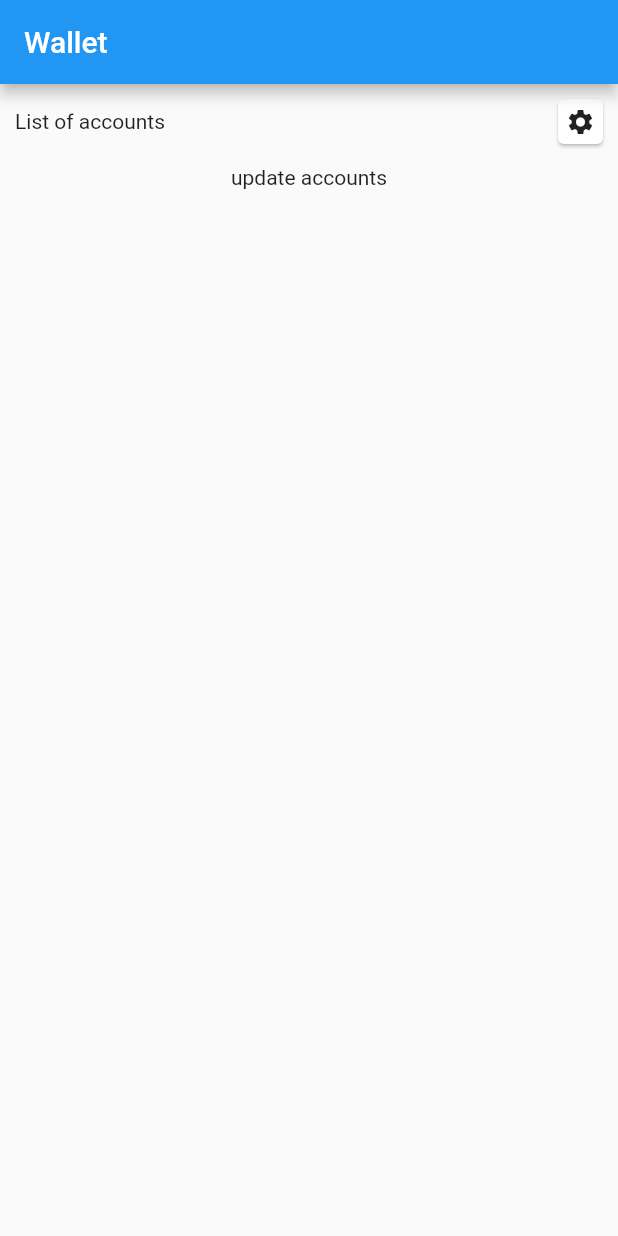
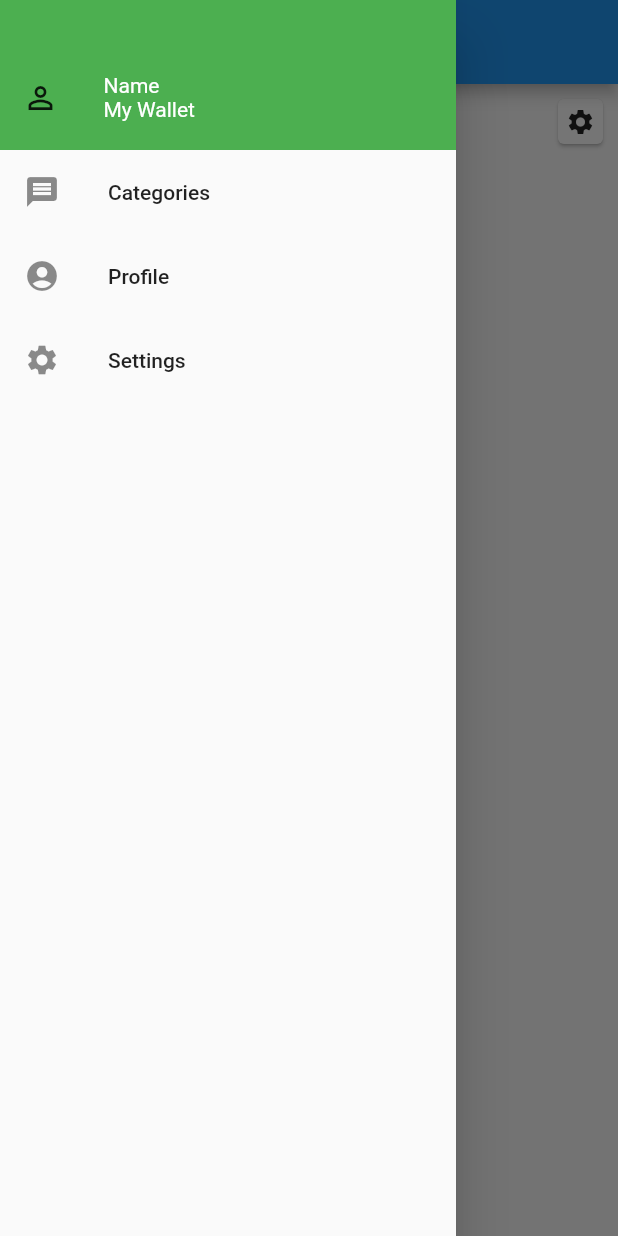
Before and after one commit to moseslee90/wallet, a Flutter app: the screen it shows after launch, with the side drawer open (before the commit the screen has no drawer), on a phone screen of 412 x 824 dp. Run offline on Flutter 3.47's test engine with Material 2 defaults, Android fonts, the phone set to English and light mode, and no system bars; our stand-ins replace google_fonts, sqflite; accounts and stored records are empty.

Commit message:
added Drawer and route to add category

```diff
--- a/lib/common/constants.dart
+++ b/lib/common/constants.dart
@@ -1,5 +1,7 @@
 const String WALLET = 'Wallet';
 const String LIST_OF_ACCOUNTS = 'List of accounts';
+const String HOME = 'Home';
+const String CATEGORIES = 'Categories';
 
 // Colors
 const int BLUE_INT = 0xFF42A5F5;
@@ -55,3 +57,5 @@ const String COLUMN_NAME = 'name';
 const String PATH_HOME = '/';
 const String PATH_ACCOUNT_ADD = '/account/add';
 const String PATH_ACCOUNT_SETTINGS ='/account/settings';
+const String PATH_ITEM_ADD = '/item/add';
+const String PATH_CATEGORY_ADD = '/category/add';
--- a/lib/common/scaffold.dart
+++ b/lib/common/scaffold.dart
@@ -4,14 +4,18 @@ import 'package:wallet/common/appbar.dart';
 class MyScaffold extends StatelessWidget {
   final Widget body;
   final FloatingActionButton floatingActionButton;
+  final AppBar appBar;
+  final Drawer drawer;
 
-  MyScaffold({this.body, this.floatingActionButton});
+  MyScaffold({this.body, this.floatingActionButton, this.appBar, this.drawer});
 
   @override
   Widget build(BuildContext context) {
     // TODO: implement build
+
     return Scaffold(
-      appBar: MyAppBar(),
+      appBar: appBar ?? MyAppBar(),
+      drawer: drawer,
       body: body,
       floatingActionButton: floatingActionButton,
     );
--- a/lib/database_helpers.dart
+++ b/lib/database_helpers.dart
@@ -52,7 +52,8 @@ class DatabaseHelper {
               ''');
       await txn.execute('''
               CREATE TABLE IF NOT EXISTS $TABLE_CATEGORY (
-                $COLUMN_NAME TINYTEXT NOT NULL
+                $COLUMN_NAME TEXT NOT NULL,
+                $COLUMN_COLOR INTEGER NOT NULL
               );
               ''');
       await txn.execute('''
@@ -146,7 +147,7 @@ class DatabaseHelper {
     Database db = await database;
     Map<int, ItemModel> itemModelMap = {};
     List<Map> maps =
-        await db.query(TABLE_CATEGORY, columns: [COLUMN_ID, COLUMN_NAME]);
+        await db.query(TABLE_CATEGORY, columns: [COLUMN_ID, COLUMN_NAME, COLUMN_COLOR]);
     maps.forEach((map) {
       ItemModel item = ItemModel.fromMap(map);
       itemModelMap[item.id] = item;
--- a/lib/main.dart
+++ b/lib/main.dart
@@ -10,6 +10,7 @@ import 'package:wallet/screens/account_add.dart';
 import 'package:wallet/screens/account_settings.dart';
 import 'package:wallet/models/store.dart';
 import 'package:google_fonts/google_fonts.dart';
+import './screens/category_add.dart';
 
 void main() => runApp(MyApp());
 
@@ -34,6 +35,7 @@ class MyApp extends StatelessWidget {
           PATH_HOME: (context) => HomePage(),
           PATH_ACCOUNT_ADD: (context) => AddAccountPage(),
           PATH_ACCOUNT_SETTINGS: (context) => AccountSettingsPage(),
+          PATH_CATEGORY_ADD: (context) => AddCategoryPage(),
         },
       ),
     );
--- a/lib/models/category.dart
+++ b/lib/models/category.dart
@@ -1,22 +1,25 @@
-import 'package:wallet/common/constants.dart' as constants;
+import 'package:wallet/common/constants.dart';
 
 class CategoryModel {
   int id;
   String name;
+  int color;
 
-  CategoryModel(this.id, this.name);
+  CategoryModel(this.id, this.name, this.color);
 
   CategoryModel.fromMap(Map<String, dynamic> map) {
-    id = map[constants.COLUMN_ID];
-    name = map[constants.COLUMN_NAME];
+    id = map[COLUMN_ID];
+    name = map[COLUMN_NAME];
+    color = map[COLUMN_COLOR];
   }
 
   Map<String, dynamic> toMap() {
     var map = <String, dynamic>{
-      constants.COLUMN_NAME: name,
+      COLUMN_NAME: name,
+      COLUMN_COLOR: color,
     };
     if (id != null) {
-      map[constants.COLUMN_ID] = id;
+      map[COLUMN_ID] = id;
     }
     return map;
   }
--- a/lib/models/store.dart
+++ b/lib/models/store.dart
@@ -77,8 +77,8 @@ class StoreModel extends ChangeNotifier {
     }
   }
 
-  addCategory(String name) async {
-    var category = CategoryModel(null, name);
+  addCategory(String name, int color) async {
+    var category = CategoryModel(null, name, color);
     try {
       final id = await dbInstance.insertCategory(category);
       category.id = id;
--- a/lib/screens/home.dart
+++ b/lib/screens/home.dart
@@ -1,12 +1,18 @@
 import 'package:flutter/material.dart';
 import './home/accounts_card.dart';
+import './home/drawer.dart';
 import 'package:wallet/common/scaffold.dart';
+import '../common/constants.dart';
 
 class HomePage extends StatelessWidget {
   @override
   Widget build(BuildContext context) {
     // TODO: implement build
     return MyScaffold(
+      appBar: AppBar(
+        title: Text(HOME),
+      ),
+      drawer: HomeDrawer(),
       body: Container(
         child: ListView(
           children: <Widget>[
```
Also changed, not shown: lib/screens/account_add.dart (+10 -10 lines), lib/screens/category_add.dart (+53 -7 lines), lib/screens/home/drawer.dart (added, +57 -0 lines).
